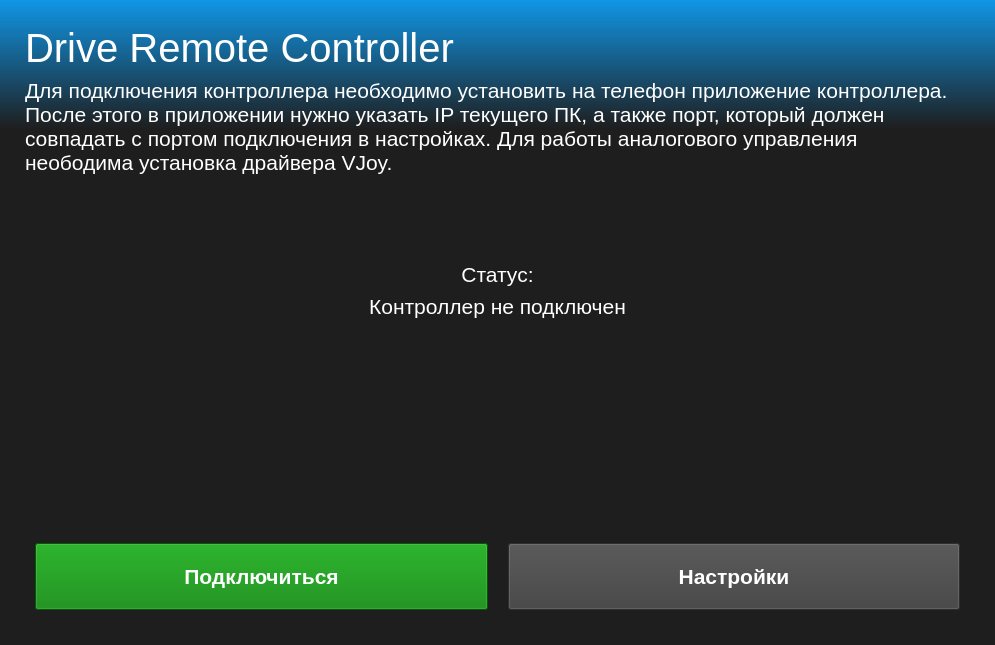
First picture: the form in RemoteDriveControllerDesktop/windows/mainwindow.ui, repository ZahradPaw/remote-drive-controller, before the edit.
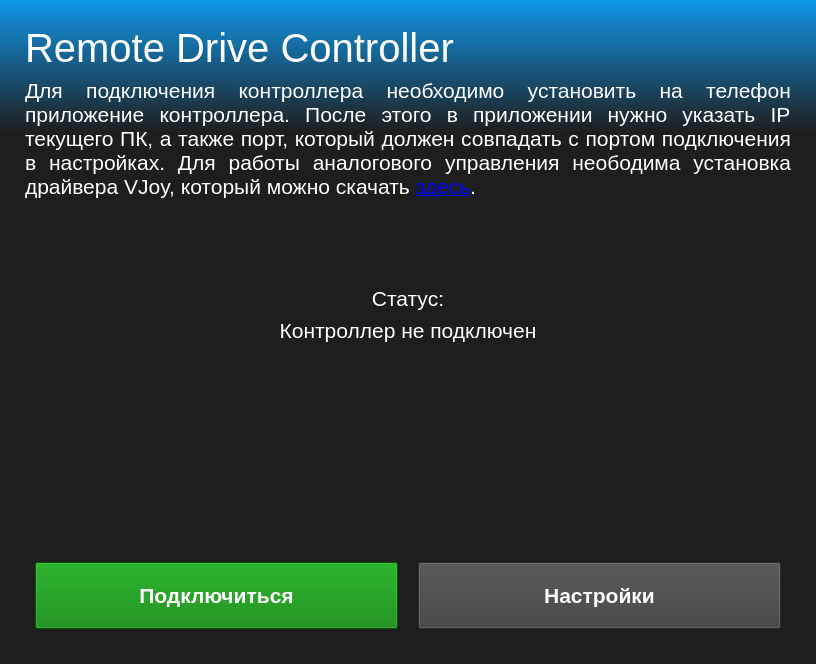
Second picture: the form after the edit.

Commit message: Add link to driver

```diff
--- a/RemoteDriveControllerDesktop/windows/mainwindow.ui
+++ b/RemoteDriveControllerDesktop/windows/mainwindow.ui
@@ -6,8 +6,8 @@
    <rect>
     <x>0</x>
     <y>0</y>
-    <width>995</width>
-    <height>645</height>
+    <width>816</width>
+    <height>664</height>
    </rect>
   </property>
   <property name="windowTitle">
@@ -75,7 +75,7 @@
       <item>
        <widget class="QLabel" name="title_label">
         <property name="text">
-         <string>Drive Remote Controller</string>
+         <string>Remote Drive Controller</string>
         </property>
         <property name="margin">
          <number>10</number>
@@ -88,10 +88,10 @@
          <bool>false</bool>
         </property>
         <property name="text">
-         <string>Для подключения контроллера необходимо установить на телефон приложение контроллера. После этого в приложении нужно указать IP текущего ПК, а также порт, который должен совпадать с портом подключения в настройках. Для работы аналогового управления неободима установка драйвера VJoy.</string>
+         <string>&lt;html&gt;&lt;head/&gt;&lt;body&gt;&lt;p align=&quot;justify&quot;&gt;Для подключения контроллера необходимо установить на телефон приложение контроллера. После этого в приложении нужно указать IP текущего ПК, а также порт, который должен совпадать с портом подключения в настройках. Для работы аналогового управления неободима установка драйвера VJoy, который можно скачать &lt;a href=&quot;https://github.com/shauleiz/vJoy/releases&quot;&gt;здесь&lt;/a&gt;.&lt;/p&gt;&lt;/body&gt;&lt;/html&gt;</string>
         </property>
         <property name="textFormat">
-         <enum>Qt::AutoText</enum>
+         <enum>Qt::RichText</enum>
         </property>
         <property name="scaledContents">
          <bool>false</bool>
```
Left out of the diff: 7 changed lines with no effect on the pictures. The commit also changes 2 other files.
